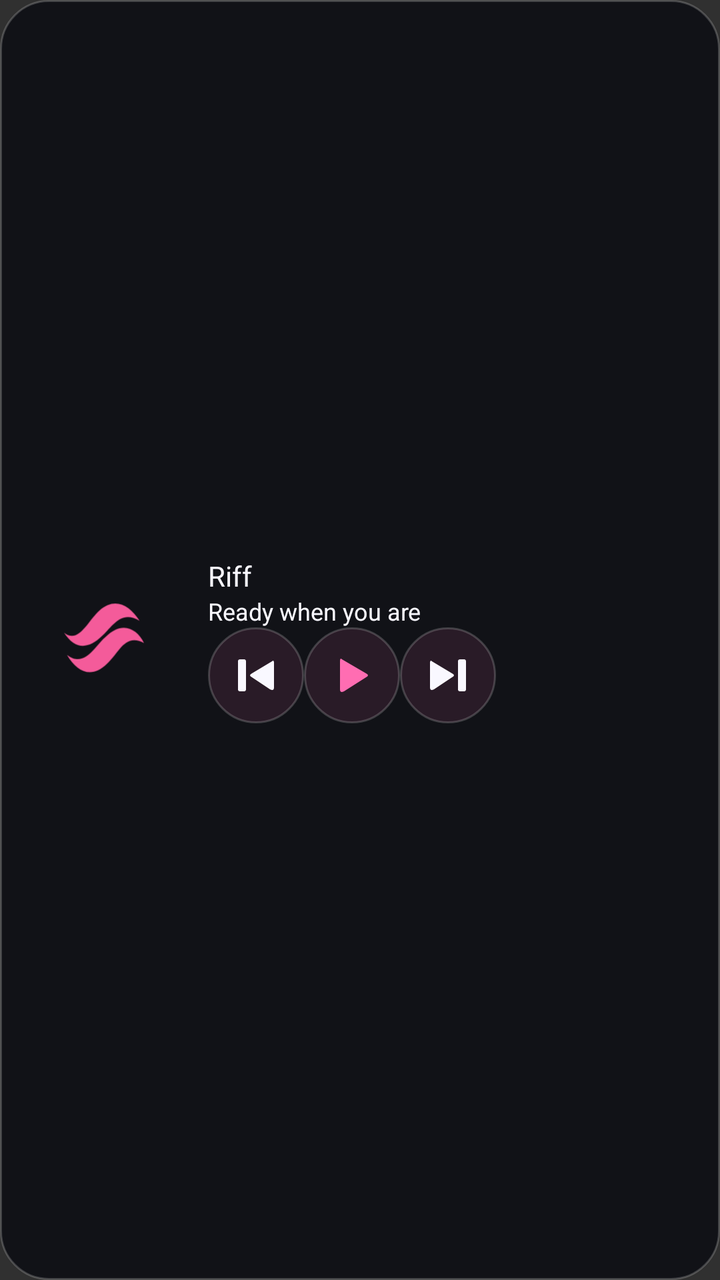
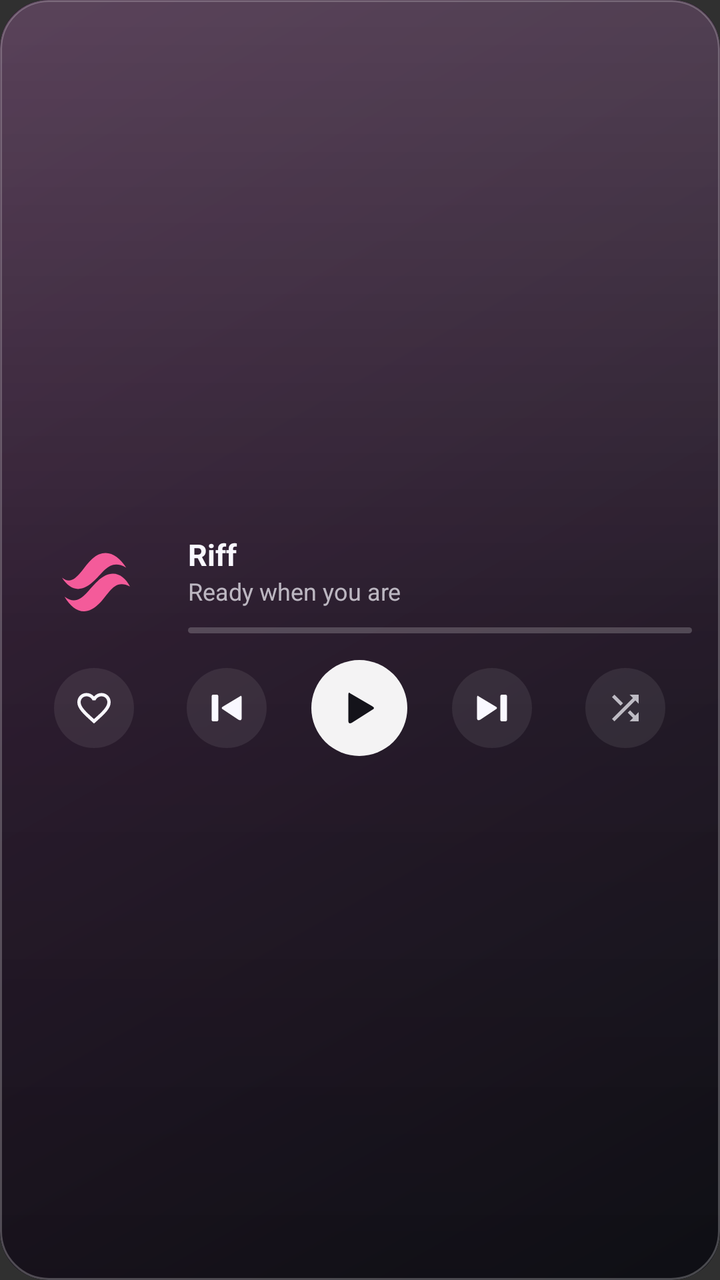

Two renders of the same Android screen: before a commit and after it. Below are the layout's source before the change and the commit's diff.
<!-- AndroidManifest.xml: application theme android:Theme.Material.NoActionBar -->
<!-- res/layout/widget_player.xml -->
<LinearLayout xmlns:android="http://schemas.android.com/apk/res/android" android:id="@+id/widget_root" android:layout_width="match_parent" android:layout_height="match_parent" android:orientation="horizontal" android:gravity="center" android:padding="12dp" android:background="@drawable/widget_background"><ImageView android:id="@+id/widget_art" android:layout_width="80dp" android:layout_height="80dp" android:scaleType="centerCrop" android:contentDescription="@string/widget_artwork" android:src="@drawable/ic_launcher_foreground" /><LinearLayout android:layout_width="0dp" android:layout_height="wrap_content" android:layout_weight="1" android:orientation="vertical" android:paddingStart="12dp" android:paddingEnd="0dp"><TextView android:id="@+id/widget_title" android:layout_width="match_parent" android:layout_height="wrap_content" android:text="@string/app_name" android:textColor="#F9F8FF" android:textSize="14sp" android:gravity="start" android:maxLines="1" android:ellipsize="end" /><TextView android:id="@+id/widget_artist" android:layout_width="match_parent" android:layout_height="wrap_content" android:text="@string/ready_when_you_are" android:textColor="#F9F8FF" android:textSize="12sp" android:gravity="start" android:maxLines="1" android:ellipsize="end" /><LinearLayout android:layout_width="wrap_content" android:layout_height="48dp" android:orientation="horizontal" android:gravity="center"><ImageButton android:id="@+id/widget_previous" android:layout_width="48dp" android:layout_height="48dp" android:background="@drawable/widget_button" android:padding="10dp" android:src="@drawable/widget_previous" android:contentDescription="@string/widget_previous" /><ImageButton android:id="@+id/widget_toggle" android:layout_width="48dp" android:layout_height="48dp" android:background="@drawable/widget_button" android:padding="10dp" android:src="@drawable/widget_toggle" android:contentDescription="@string/widget_toggle" /><ImageButton android:id="@+id/widget_next" android:layout_width="48dp" android:layout_height="48dp" android:background="@drawable/widget_button" android:padding="10dp" android:src="@drawable/widget_next" android:contentDescription="@string/widget_next" /></LinearLayout></LinearLayout></LinearLayout>
<!-- resources referenced by this layout -->
<resources>
  <!-- drawable widget_background (drawable) -->
  <shape xmlns:android="http://schemas.android.com/apk/res/android"><solid android:color="#F2101117"/><corners android:radius="24dp"/><stroke android:width="1dp" android:color="#30FFFFFF"/></shape>
  <!-- drawable widget_button (drawable) -->
  <shape xmlns:android="http://schemas.android.com/apk/res/android"><solid android:color="#1AFF6DB2"/><corners android:radius="24dp"/><stroke android:width="1dp" android:color="#30FFFFFF"/></shape>
  <!-- drawable widget_previous (drawable) -->
  <vector xmlns:android="http://schemas.android.com/apk/res/android" android:width="24dp" android:height="24dp" android:viewportWidth="24" android:viewportHeight="24"><path android:fillColor="#F9F8FF" android:pathData="M20,5Q21,4 21,6L21,18Q21,20 19,19L10,13Q8,12 10,11ZM6,4Q7,4 7,5L7,19Q7,20 6,20L4,20Q3,20 3,19L3,5Q3,4 4,4Z"/></vector>
  <!-- drawable widget_toggle (drawable) -->
  <vector xmlns:android="http://schemas.android.com/apk/res/android" android:width="24dp" android:height="24dp" android:viewportWidth="24" android:viewportHeight="24"><path android:fillColor="#FF6DB2" android:pathData="M7,4Q6,3 6,5L6,19Q6,21 8,20L19,13Q21,12 19,11Z"/></vector>
  <string name="app_name">Riff</string>
  <string name="ready_when_you_are">Ready when you are</string>
  <string name="widget_artwork">Open Riff</string>
  <string name="widget_next">Next song</string>
  <string name="widget_previous">Previous song</string>
  <string name="widget_toggle">Play or pause</string>
  <!-- unchanged entries left out for length: 2 -->
</resources>

<!-- the commit's change to res/layout/widget_player.xml (unified diff, before → after) -->
@@ -1 +1 @@
-<LinearLayout xmlns:android="http://schemas.android.com/apk/res/android" android:id="@+id/widget_root" android:layout_width="match_parent" android:layout_height="match_parent" android:orientation="horizontal" android:gravity="center" android:padding="12dp" android:background="@drawable/widget_background"><ImageView android:id="@+id/widget_art" android:layout_width="80dp" android:layout_height="80dp" android:scaleType="centerCrop" android:contentDescription="@string/widget_artwork" android:src="@drawable/ic_launcher_foreground" /><LinearLayout android:layout_width="0dp" android:layout_height="wrap_content" android:layout_weight="1" android:orientation="vertical" android:paddingStart="12dp" android:paddingEnd="0dp"><TextView android:id="@+id/widget_title" android:layout_width="match_parent" android:layout_height="wrap_content" android:text="@string/app_name" android:textColor="#F9F8FF" android:textSize="14sp" android:gravity="start" android:maxLines="1" android:ellipsize="end" /><TextView android:id="@+id/widget_artist" android:layout_width="match_parent" android:layout_height="wrap_content" android:text="@string/ready_when_you_are" android:textColor="#F9F8FF" android:textSize="12sp" android:gravity="start" android:maxLines="1" android:ellipsize="end" /><LinearLayout android:layout_width="wrap_content" android:layout_height="48dp" android:orientation="horizontal" android:gravity="center"><ImageButton android:id="@+id/widget_previous" android:layout_width="48dp" android:layout_height="48dp" android:background="@drawable/widget_button" android:padding="10dp" android:src="@drawable/widget_previous" android:contentDescription="@string/widget_previous" /><ImageButton android:id="@+id/widget_toggle" android:layout_width="48dp" android:layout_height="48dp" android:background="@drawable/widget_button" android:padding="10dp" android:src="@drawable/widget_toggle" android:contentDescription="@string/widget_toggle" /><ImageButton android:id="@+id/widget_next" android:layout_width="48dp" android:layout_height="48dp" android:background="@drawable/widget_button" android:padding="10dp" android:src="@drawable/widget_next" android:contentDescription="@string/widget_next" /></LinearLayout></LinearLayout></LinearLayout>
+<FrameLayout xmlns:android="http://schemas.android.com/apk/res/android" android:id="@+id/widget_root" android:layout_width="match_parent" android:layout_height="match_parent" android:background="@drawable/widget_background" android:clipToOutline="true"><ImageView android:id="@+id/widget_backdrop" android:layout_width="match_parent" android:layout_height="match_parent" android:scaleType="centerCrop" android:src="@drawable/widget_backdrop_idle" android:importantForAccessibility="no"/><LinearLayout android:layout_width="match_parent" android:layout_height="match_parent" android:orientation="vertical" android:gravity="center_vertical" android:padding="14dp" android:background="@drawable/widget_glass_sheen"><LinearLayout android:layout_width="match_parent" android:layout_height="wrap_content" android:orientation="horizontal" android:gravity="center_vertical"><ImageView android:id="@+id/widget_art" android:layout_width="68dp" android:layout_height="68dp" android:scaleType="centerCrop" android:contentDescription="@string/widget_artwork" android:src="@drawable/ic_launcher_foreground" /><LinearLayout android:layout_width="0dp" android:layout_height="wrap_content" android:layout_weight="1" android:orientation="vertical" android:paddingStart="12dp" android:paddingEnd="0dp"><TextView android:id="@+id/widget_title" android:layout_width="match_parent" android:layout_height="wrap_content" android:text="@string/app_name" android:textColor="#F9F8FF" android:textSize="15sp" android:maxLines="1" android:ellipsize="end" android:textStyle="bold" /><TextView android:id="@+id/widget_artist" android:layout_width="match_parent" android:layout_height="wrap_content" android:text="@string/ready_when_you_are" android:textColor="#B3F9F8FF" android:textSize="12sp" android:maxLines="1" android:ellipsize="end" /><ProgressBar android:id="@+id/widget_progress" style="@android:style/Widget.ProgressBar.Horizontal" android:layout_width="match_parent" android:layout_height="3dp" android:max="1000" android:progress="0" android:progressDrawable="@drawable/widget_progress" android:layout_marginTop="10dp"/></LinearLayout></LinearLayout><LinearLayout android:layout_width="match_parent" android:layout_height="56dp" android:orientation="horizontal" android:gravity="center_vertical"><FrameLayout android:layout_width="0dp" android:layout_height="wrap_content" android:layout_weight="1"><ImageButton android:id="@+id/widget_like" android:layout_width="40dp" android:layout_height="40dp" android:layout_gravity="center" android:background="@drawable/widget_button" android:padding="10dp" android:scaleType="fitCenter" android:src="@drawable/widget_heart" android:contentDescription="@string/like_on_youtube_music" /></FrameLayout><FrameLayout android:layout_width="0dp" android:layout_height="wrap_content" android:layout_weight="1"><ImageButton android:id="@+id/widget_previous" android:layout_width="40dp" android:layout_height="40dp" android:layout_gravity="center" android:background="@drawable/widget_button" android:padding="10dp" android:scaleType="fitCenter" android:src="@drawable/widget_previous" android:contentDescription="@string/widget_previous" /></FrameLayout><FrameLayout android:layout_width="0dp" android:layout_height="wrap_content" android:layout_weight="1"><ImageButton android:id="@+id/widget_toggle" android:layout_width="48dp" android:layout_height="48dp" android:layout_gravity="center" android:background="@drawable/widget_play_button" android:padding="13dp" android:scaleType="fitCenter" android:src="@drawable/widget_toggle" android:contentDescription="@string/widget_toggle" /></FrameLayout><FrameLayout android:layout_width="0dp" android:layout_height="wrap_content" android:layout_weight="1"><ImageButton android:id="@+id/widget_next" android:layout_width="40dp" android:layout_height="40dp" android:layout_gravity="center" android:background="@drawable/widget_button" android:padding="10dp" android:scaleType="fitCenter" android:src="@drawable/widget_next" android:contentDescription="@string/widget_next" /></FrameLayout><FrameLayout android:layout_width="0dp" android:layout_height="wrap_content" android:layout_weight="1"><ImageButton android:id="@+id/widget_shuffle" android:layout_width="40dp" android:layout_height="40dp" android:layout_gravity="center" android:background="@drawable/widget_button" android:padding="10dp" android:scaleType="fitCenter" android:src="@drawable/widget_shuffle" android:contentDescription="@string/shuffle_off" /></FrameLayout></LinearLayout></LinearLayout></FrameLayout>
<!-- resource entries referenced after the edit -->
@@ -1,15 +1,32 @@
 <!-- resources referenced by this layout -->
 <resources>
+  <!-- drawable widget_backdrop_idle (drawable) -->
+  <shape xmlns:android="http://schemas.android.com/apk/res/android"><gradient android:angle="315" android:startColor="#3A1E3A" android:endColor="#101117"/></shape>
   <!-- drawable widget_background (drawable) -->
-  <shape xmlns:android="http://schemas.android.com/apk/res/android"><solid android:color="#F2101117"/><corners android:radius="24dp"/><stroke android:width="1dp" android:color="#30FFFFFF"/></shape>
+  <shape xmlns:android="http://schemas.android.com/apk/res/android"><solid android:color="#F2101117"/><corners android:radius="24dp"/></shape>
   <!-- drawable widget_button (drawable) -->
-  <shape xmlns:android="http://schemas.android.com/apk/res/android"><solid android:color="#1AFF6DB2"/><corners android:radius="24dp"/><stroke android:width="1dp" android:color="#30FFFFFF"/></shape>
+  <shape xmlns:android="http://schemas.android.com/apk/res/android" android:shape="oval"><solid android:color="#14FFFFFF"/></shape>
+  <!-- drawable widget_glass_sheen (drawable) -->
+  <shape xmlns:android="http://schemas.android.com/apk/res/android"><gradient android:angle="270" android:startColor="#29FFFFFF" android:centerColor="#05FFFFFF" android:endColor="#26000000"/><stroke android:width="1dp" android:color="#3DFFFFFF"/><corners android:radius="24dp"/></shape>
+  <!-- drawable widget_heart (drawable) -->
+  <vector xmlns:android="http://schemas.android.com/apk/res/android" android:width="24dp" android:height="24dp" android:viewportWidth="24" android:viewportHeight="24"><path android:fillColor="#F9F8FF" android:pathData="M16.5,3c-1.74,0 -3.41,0.81 -4.5,2.09C10.91,3.81 9.24,3 7.5,3 4.42,3 2,5.42 2,8.5c0,3.78 3.4,6.86 8.55,11.54L12,21.35l1.45,-1.32C18.6,15.36 22,12.28 22,8.5 22,5.42 19.58,3 16.5,3zM12.1,18.55l-0.1,0.1 -0.1,-0.1C7.14,14.24 4,11.39 4,8.5 4,6.5 5.5,5 7.5,5c1.54,0 3.04,0.99 3.57,2.36h1.87C13.46,5.99 14.96,5 16.5,5c2,0 3.5,1.5 3.5,3.5 0,2.89 -3.14,5.74 -7.9,10.05z"/></vector>
+  <!-- drawable widget_play_button (drawable) -->
+  <shape xmlns:android="http://schemas.android.com/apk/res/android" android:shape="oval"><solid android:color="#F2FFFFFF"/></shape>
   <!-- drawable widget_previous (drawable) -->
   <vector xmlns:android="http://schemas.android.com/apk/res/android" android:width="24dp" android:height="24dp" android:viewportWidth="24" android:viewportHeight="24"><path android:fillColor="#F9F8FF" android:pathData="M20,5Q21,4 21,6L21,18Q21,20 19,19L10,13Q8,12 10,11ZM6,4Q7,4 7,5L7,19Q7,20 6,20L4,20Q3,20 3,19L3,5Q3,4 4,4Z"/></vector>
+  <!-- drawable widget_progress (drawable) -->
+  <layer-list xmlns:android="http://schemas.android.com/apk/res/android">
+  <item android:id="@android:id/background"><shape><solid android:color="#33FFFFFF"/><corners android:radius="2dp"/></shape></item>
+  <item android:id="@android:id/progress"><clip><shape><solid android:color="#F9F8FF"/><corners android:radius="2dp"/></shape></clip></item>
+  </layer-list>
+  <!-- drawable widget_shuffle (drawable) -->
+  <vector xmlns:android="http://schemas.android.com/apk/res/android" android:width="24dp" android:height="24dp" android:viewportWidth="24" android:viewportHeight="24"><path android:fillColor="#B3F9F8FF" android:pathData="M10.59,9.17L5.41,4 4,5.41l5.17,5.17 1.42,-1.41zM14.5,4l2.04,2.04L4,18.59 5.41,20 17.96,7.46 20,9.5L20,4h-5.5zM14.83,13.41l-1.41,1.41 3.13,3.13L14.5,20L20,20v-5.5l-2.04,2.04 -3.13,-3.13z"/></vector>
   <!-- drawable widget_toggle (drawable) -->
-  <vector xmlns:android="http://schemas.android.com/apk/res/android" android:width="24dp" android:height="24dp" android:viewportWidth="24" android:viewportHeight="24"><path android:fillColor="#FF6DB2" android:pathData="M7,4Q6,3 6,5L6,19Q6,21 8,20L19,13Q21,12 19,11Z"/></vector>
+  <vector xmlns:android="http://schemas.android.com/apk/res/android" android:width="24dp" android:height="24dp" android:viewportWidth="24" android:viewportHeight="24"><path android:fillColor="#14131A" android:pathData="M7,4Q6,3 6,5L6,19Q6,21 8,20L19,13Q21,12 19,11Z"/></vector>
   <string name="app_name">Riff</string>
+  <string name="like_on_youtube_music">Like on YouTube Music</string>
   <string name="ready_when_you_are">Ready when you are</string>
+  <string name="shuffle_off">Shuffle off</string>
   <string name="widget_artwork">Open Riff</string>
   <string name="widget_next">Next song</string>
   <string name="widget_previous">Previous song</string>
